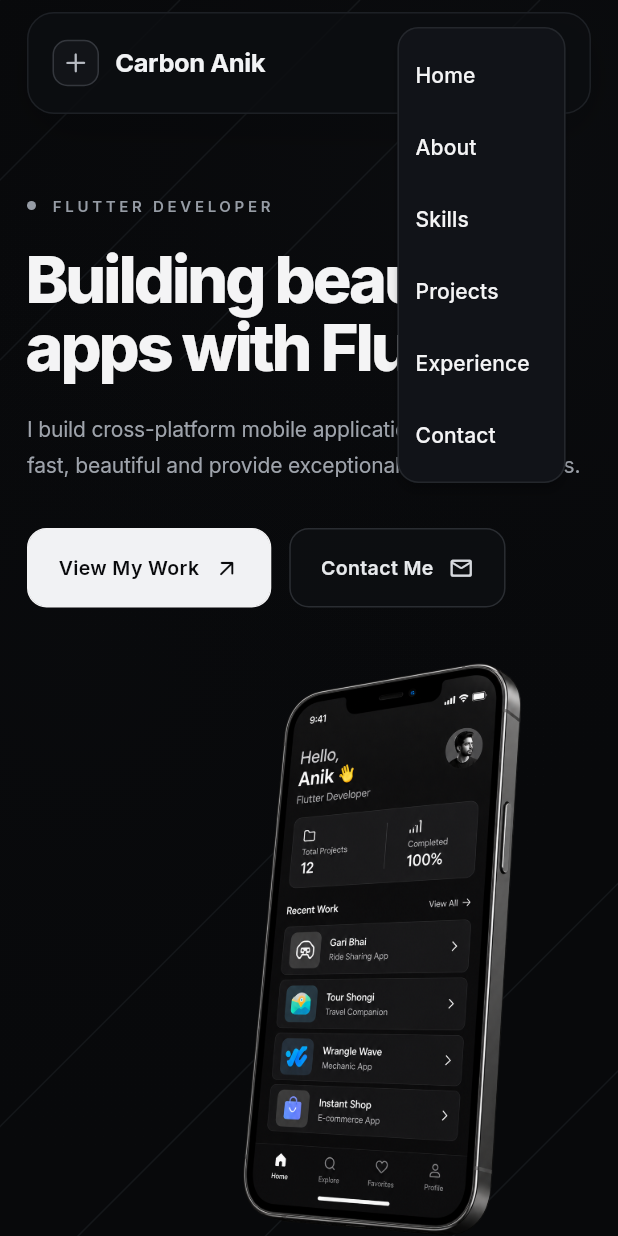
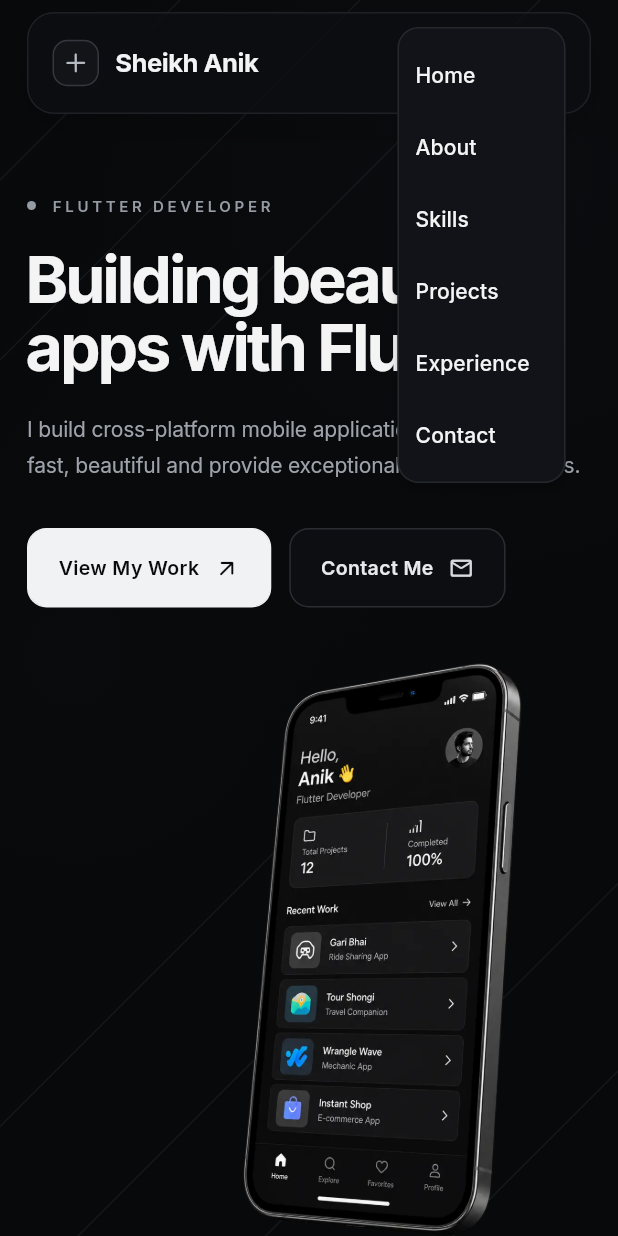
Before and after one commit to carbonanik/portfolio, a Flutter app: the screen it shows after launch, after a tap on the "menu" icon, on a phone screen of 412 x 824 dp. Run offline on Flutter 3.47's test engine with Material 3 defaults, Android fonts, the light colour scheme and no system bars.

Commit message:
feat: optimize photos

```diff
--- a/lib/data.dart
+++ b/lib/data.dart
@@ -4,7 +4,7 @@ import 'package:flutter/material.dart';
 // BRAND / GENERAL
 // ─────────────────────────────────────────────
 
-const String kBrandName = 'Carbon Anik';
+const String kBrandName = 'Sheikh Anik';
 const String kCopyrightText = '© 2026 Carbon Anik. All rights reserved.';
 
 // ─────────────────────────────────────────────
@@ -75,42 +75,42 @@ class SkillData {
 const List<SkillData> kSkills = [
   SkillData(
     name: 'Flutter',
-    logoAsset: 'assets/logos/flutter.png',
+    logoAsset: 'assets/logos/flutter.webp',
     color: Color(0xFF19A7E8),
   ),
   SkillData(
     name: 'Dart',
-    logoAsset: 'assets/logos/dart.png',
+    logoAsset: 'assets/logos/dart.webp',
     color: Color(0xFF48A9E6),
   ),
   SkillData(
     name: 'Firebase',
-    logoAsset: 'assets/logos/firebase.png',
+    logoAsset: 'assets/logos/firebase.webp',
     color: Color(0xFFFFB000),
   ),
   SkillData(
     name: 'Riverpod',
-    logoAsset: 'assets/logos/riverpod.png',
+    logoAsset: 'assets/logos/riverpod.webp',
     color: Color(0xFF4CA5DB),
   ),
   SkillData(
     name: 'Hive',
-    logoAsset: 'assets/logos/hive.png',
+    logoAsset: 'assets/logos/hive.webp',
     color: Color(0xFFF2C839),
   ),
   SkillData(
     name: 'REST API',
-    logoAsset: 'assets/logos/rest_api.png',
+    logoAsset: 'assets/logos/rest_api.webp',
     color: Color(0xFFE7E7E7),
   ),
   SkillData(
     name: 'Git',
-    logoAsset: 'assets/logos/git.png',
+    logoAsset: 'assets/logos/git.webp',
     color: Color(0xFFF1502F),
   ),
   SkillData(
     name: 'Docker',
-    logoAsset: 'assets/logos/docker.png',
+    logoAsset: 'assets/logos/docker.webp',
     color: Color(0xFF2496ED),
   ),
 ];
--- a/lib/main.dart
+++ b/lib/main.dart
@@ -1,7 +1,6 @@
 import 'dart:async';
 
 import 'package:flutter/material.dart';
-import 'package:google_fonts/google_fonts.dart';
 
 import 'data.dart';
 
@@ -23,6 +22,7 @@ class PortfolioApp extends StatelessWidget {
       theme: ThemeData(
         useMaterial3: true,
         brightness: Brightness.dark,
+        fontFamily: 'Inter',
         scaffoldBackgroundColor: background,
         colorScheme: const ColorScheme.dark(
           primary: Color(0xFFF4F4F5),
@@ -30,7 +30,7 @@ class PortfolioApp extends StatelessWidget {
           onSurface: Color(0xFFF4F4F5),
         ),
         splashFactory: InkSparkle.splashFactory,
-        textTheme: GoogleFonts.interTextTheme(ThemeData.dark().textTheme),
+        textTheme: ThemeData.dark().textTheme.apply(fontFamily: 'Inter'),
       ),
       home: const PortfolioPage(),
     );
@@ -87,7 +87,10 @@ class _PortfolioPageState extends State<PortfolioPage> {
                       crossAxisAlignment: CrossAxisAlignment.stretch,
                       children: [
                         const SizedBox(height: 8),
-                        _Navbar(
+                        _Reveal(
+                          delay: const Duration(milliseconds: 100),
+                          offset: const Offset(0, -0.05),
+                          child: _Navbar(
                             mobile: mobile,
                             onHome: () => _goTo(homeKey),
                             onAbout: () => _goTo(aboutKey),
@@ -96,44 +99,55 @@ class _PortfolioPageState extends State<PortfolioPage> {
                             onExperience: () => _goTo(experienceKey),
                             onContact: () => _goTo(contactKey),
                           ),
+                        ),
                         SizedBox(height: mobile ? 54 : 42),
                         Container(
                           key: homeKey,
-                          child: _Reveal(
                           child: _HeroSection(
                             mobile: mobile,
                             onWork: () => _goTo(projectsKey),
                             onContact: () => _goTo(contactKey),
                           ),
                         ),
-                        ),
                         SizedBox(height: mobile ? 62 : 54),
                         Container(
                           key: aboutKey,
                           child: _Reveal(
-                            delay: const Duration(milliseconds: 80),
+                            delay: const Duration(milliseconds: 700),
                             child: _AboutSection(mobile: mobile),
                           ),
                         ),
                         const SizedBox(height: 54),
                         Container(
                           key: skillsKey,
+                          child: _Reveal(
+                            delay: const Duration(milliseconds: 700),
                             child: const _SkillsSection(),
+                          ),
                         ),
                         const SizedBox(height: 58),
                         Container(
                           key: projectsKey,
+                          child: _Reveal(
+                            delay: const Duration(milliseconds: 700),
                             child: const _ProjectsSection(),
+                          ),
                         ),
                         const SizedBox(height: 62),
                         Container(
                           key: experienceKey,
+                          child: _Reveal(
+                            delay: const Duration(milliseconds: 700),
                             child: const _ExperienceSection(),
+                          ),
                         ),
                         const SizedBox(height: 62),
                         Container(
                           key: contactKey,
+                          child: _Reveal(
+                            delay: const Duration(milliseconds: 700),
                             child: _Footer(mobile: mobile),
+                          ),
                         ),
                         const SizedBox(height: 30),
                       ],
@@ -268,11 +282,12 @@ class _Brand extends StatelessWidget {
         const SizedBox(width: 11),
         Text(
           kBrandName,
-          style: GoogleFonts.inter(
+          style: const TextStyle(
+            fontFamily: 'Inter',
             fontSize: 17,
             letterSpacing: -.3,
             fontWeight: FontWeight.w700,
-            color: const Color(0xFFF2F3F5),
+            color: Color(0xFFF2F3F5),
           ),
         ),
       ],
@@ -349,13 +364,19 @@ class _HeroSection extends StatelessWidget {
       crossAxisAlignment: CrossAxisAlignment.start,
       mainAxisAlignment: MainAxisAlignment.center,
       children: [
-        const _Eyebrow(kHeroEyebrow),
+        _Reveal(
+          delay: const Duration(milliseconds: 150),
+          child: const _Eyebrow(kHeroEyebrow),
+        ),
         const SizedBox(height: 20),
-        ConstrainedBox(
+        _Reveal(
+          delay: const Duration(milliseconds: 250),
+          child: ConstrainedBox(
             constraints: const BoxConstraints(maxWidth: 660),
             child: Text(
               kHeroHeadline,
-            style: GoogleFonts.inter(
+              style: TextStyle(
+                fontFamily: 'Inter',
                 fontSize: mobile ? 43 : 58,
                 height: 1.04,
                 letterSpacing: mobile ? -2 : -3.1,
@@ -364,12 +385,16 @@ class _HeroSection extends StatelessWidget {
               ),
             ),
           ),
+        ),
         const SizedBox(height: 20),
-        ConstrainedBox(
+        _Reveal(
+          delay: const Duration(milliseconds: 350),
+          child: ConstrainedBox(
             constraints: const BoxConstraints(maxWidth: 520),
             child: Text(
               kHeroSubtitle,
-            style: GoogleFonts.inter(
+              style: TextStyle(
+                fontFamily: 'Inter',
                 fontSize: mobile ? 14 : 15,
                 height: 1.7,
                 letterSpacing: -.1,
@@ -377,8 +402,11 @@ class _HeroSection extends StatelessWidget {
               ),
             ),
           ),
+        ),
         const SizedBox(height: 30),
-        Wrap(
+        _Reveal(
+          delay: const Duration(milliseconds: 450),
+          child: Wrap(
             spacing: 12,
             runSpacing: 12,
             children: [
@@ -396,6 +424,7 @@ class _HeroSection extends StatelessWidget {
               ),
             ],
           ),
+        ),
       ],
     );
 
@@ -403,10 +432,14 @@ class _HeroSection extends StatelessWidget {
       height: mobile ? 410 : 470,
       child: Align(
         alignment: Alignment.centerRight,
+        child: _Reveal(
+          delay: const Duration(milliseconds: 550),
+          offset: const Offset(0.05, 0),
           child: _FloatingAsset(
             child: Image.asset(
-            'assets/images/phone_mockup_removebg.png',
+              'assets/images/phone_mockup_removebg.webp',
               fit: BoxFit.contain,
+            ),
           ),
         ),
       ),
@@ -536,7 +569,7 @@ class _AboutSection extends StatelessWidget {
       child: AspectRatio(
         aspectRatio: 1,
         child: Image.asset(
-          'assets/images/profile.png',
+          'assets/images/profile.webp',
           fit: BoxFit.cover,
         ),
       ),
@@ -551,7 +584,8 @@ class _AboutSection extends StatelessWidget {
           const SizedBox(height: 16),
           Text(
             kAboutHeadline,
-            style: GoogleFonts.inter(
+            style: TextStyle(
+              fontFamily: 'Inter',
               fontSize: mobile ? 29 : 36,
               height: 1.08,
               letterSpacing: -1.5,
@@ -562,10 +596,11 @@ class _AboutSection extends StatelessWidget {
           const SizedBox(height: 16),
           Text(
             kAboutBio,
-            style: GoogleFonts.inter(
+            style: const TextStyle(
+              fontFamily: 'Inter',
               fontSize: 13.2,
               height: 1.7,
-              color: const Color(0xFFA6ABB3),
+              color: Color(0xFFA6ABB3),
             ),
           ),
           const SizedBox(height: 24),
@@ -1400,10 +1435,12 @@ class _Reveal extends StatefulWidget {
   const _Reveal({
     required this.child,
     this.delay = Duration.zero,
+    this.offset = const Offset(0, .04),
   });
 
   final Widget child;
   final Duration delay;
+  final Offset offset;
 
   @override
   State<_Reveal> createState() => _RevealState();
@@ -1411,42 +1448,49 @@ class _Reveal extends StatefulWidget {
 
 class _RevealState extends State<_Reveal> with SingleTickerProviderStateMixin {
   late final AnimationController controller;
-  Timer? timer;
 
   @override
   void initState() {
     super.initState();
     controller = AnimationController(
       vsync: this,
-      duration: const Duration(milliseconds: 650),
-    );
-    timer = Timer(widget.delay, () {
-      if (mounted) controller.forward();
+      duration: const Duration(milliseconds: 750),
+    );
+
+    Future.delayed(widget.delay, () {
+      if (mounted) {
+        controller.forward();
+      }
     });
   }
 
   @override
   void dispose() {
-    timer?.cancel();
     controller.dispose();
     super.dispose();
   }
 
   @override
   Widget build(BuildContext context) {
-    final curved = CurvedAnimation(
+    final animation = CurvedAnimation(
       parent: controller,
       curve: Curves.easeOutCubic,
     );
 
     return FadeTransition(
-      opacity: curved,
+      opacity: animation,
       child: SlideTransition(
         position: Tween<Offset>(
-          begin: const Offset(0, .025),
+          begin: widget.offset,
           end: Offset.zero,
-        ).animate(curved),
+        ).animate(animation),
+        child: ScaleTransition(
+          scale: Tween<double>(
+            begin: .98,
+            end: 1,
+          ).animate(animation),
           child: widget.child,
+        ),
       ),
     );
   }
```
Also changed, not shown: pubspec.yaml (+10 -1 lines), assets/fonts/Inter-Bold.ttf (added), assets/fonts/Inter-Medium.ttf (added), assets/fonts/Inter-Regular.ttf (added), assets/fonts/Inter-SemiBold.ttf (added), assets/images/phone_mockup_removebg.webp (added), assets/images/profile.webp (added), assets/logos/dart.webp (added), assets/logos/docker.webp (added), assets/logos/firebase.webp (added), assets/logos/flutter.webp (added), assets/logos/git.webp (added), assets/logos/hive.webp (added), assets/logos/rest_api.webp (added), 2 more files, 1 other file. Lines whose indentation alone changed are shown as unchanged.
